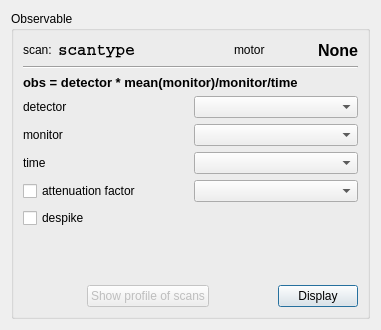
Before: the Qt Designer form iintgui/ui/iintobservable.ui in syncope/iint-gui, drawn with Qt 5.
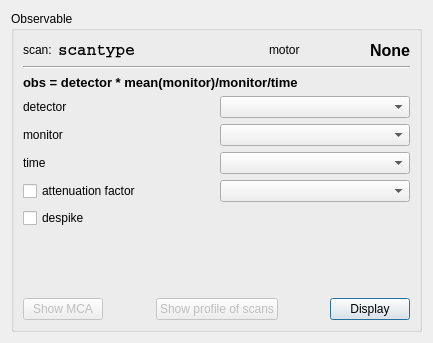
After: the same form once the commit is applied.

Commit message: + created new action: print mca spectra  ++ changed ui to include button  ++ changed code handling the ui  ++ changed steering code  ++ changed control code

Patch:
```diff
--- a/iintgui/ui/iintobservable.ui
+++ b/iintgui/ui/iintobservable.ui
@@ -6,8 +6,8 @@
    <rect>
     <x>0</x>
     <y>0</y>
-    <width>381</width>
-    <height>330</height>
+    <width>433</width>
+    <height>343</height>
    </rect>
   </property>
   <property name="windowTitle">
@@ -625,6 +625,16 @@
         </item>
         <item>
          <layout class="QHBoxLayout" name="horizontalLayout">
+          <item>
+           <widget class="QPushButton" name="showMCA">
+            <property name="enabled">
+             <bool>false</bool>
+            </property>
+            <property name="text">
+             <string>Show MCA</string>
+            </property>
+           </widget>
+          </item>
           <item>
            <spacer name="horizontalSpacer">
             <property name="orientation">
```
The commit also changes 3 other files.
